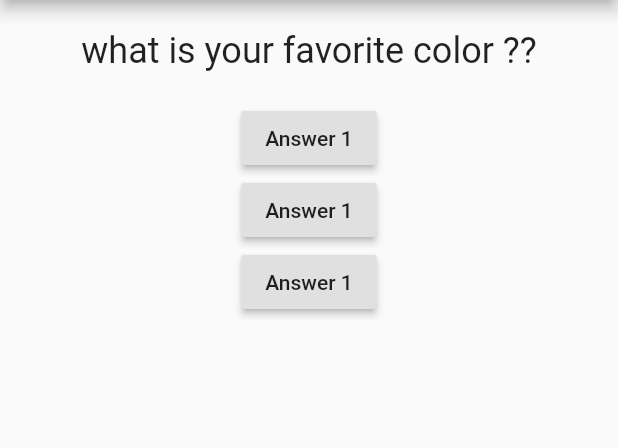
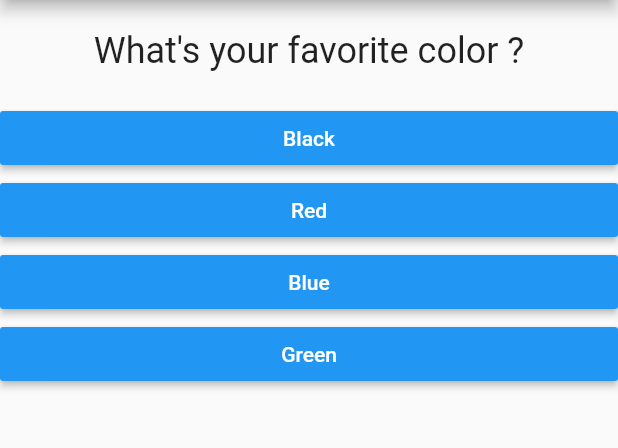
Before and after one commit to kirwa-KO/learn-flutter, a Flutter app: the screen it shows after launch, on a phone screen of 412 x 824 dp, the part 84-532 px from its top. Run offline on Flutter 3.47's test engine with Material 2 defaults, Android fonts, the phone set to English and light mode, and no system bars.

Commit message:
add quiz and result widget

```diff
--- /dev/null
+++ b/lib/Answer.dart
@@ -0,0 +1,21 @@
+import 'package:flutter/material.dart';
+
+class Answer extends StatelessWidget {
+  final Function selectHandler;
+  final String AnswrText;
+
+  Answer(this.selectHandler, this.AnswrText);
+
+  @override
+  Widget build(BuildContext context) {
+    return Container(
+      width: double.infinity,
+      child: RaisedButton(
+        textColor: Colors.white,
+        color: Colors.blue,
+        child: Text(this.AnswrText),
+        onPressed: this.selectHandler,
+      ),
+    );
+  }
+}
--- a/lib/main.dart
+++ b/lib/main.dart
@@ -1,5 +1,6 @@
 import "package:flutter/material.dart";
-import "./question.dart";
+import "./quiz.dart";
+import "./result.dart";
 
 void main() {
   runApp(MyApp());
@@ -14,18 +15,26 @@ class MyApp extends StatefulWidget {
 
 class _MyAppState extends State<MyApp> {
   int _qstIndex = 0;
-  List<String> _qsts = [
-    "what is your favorite color ??",
-    "what is your favorite animal ??",
-    "what is your favorite glass ??",
-    "what is your favorite sport ??",
+  var _qsts = [
+    {
+      "questionText": "What's your favorite color ?",
+      "answers": ["Black", "Red", "Blue", "Green"]
+    },
+    {
+      "questionText": "What's your favorite animal ?",
+      "answers": ["Dog", "Cat", "Snake", "Rabbit"]
+    },
+    {
+      "questionText": "What's your favorite friend ?",
+      "answers": ["Twelve", "Khalid", "Imran", "Motamanyak"]
+    },
   ];
 
   void _answerQuestion() {
     setState(() {
       _qstIndex += 1;
     });
-    print("answer choosenn!!!");
+    // print("answer choosenn!!!");
   }
 
   @override
@@ -36,23 +45,9 @@ class _MyAppState extends State<MyApp> {
       appBar: AppBar(
         title: Text("My first app"),
       ),
-      body: Column(
-        children: [
-          Question(_qsts[_qstIndex]),
-          RaisedButton(
-            child: Text("Answer 1"),
-            onPressed: _answerQuestion,
-          ),
-          RaisedButton(
-            child: Text("Answer 1"),
-            onPressed: _answerQuestion,
-          ),
-          RaisedButton(
-            child: Text("Answer 1"),
-            onPressed: _answerQuestion,
-          ),
-        ],
-      ),
+      body: _qstIndex < _qsts.length
+          ? Quiz(_answerQuestion, _qsts, _qstIndex)
+          : Result(),
     ));
   }
 }
--- /dev/null
+++ b/lib/quiz.dart
@@ -0,0 +1,23 @@
+import 'package:flutter/material.dart';
+import "./question.dart";
+import "./Answer.dart";
+
+class Quiz extends StatelessWidget {
+  final qsts;
+  final qstIndex;
+  final answerQuestion;
+
+  Quiz(this.answerQuestion, this.qsts, this.qstIndex);
+
+  @override
+  Widget build(BuildContext context) {
+    return (Column(
+      children: [
+        Question(qsts[qstIndex]["questionText"]),
+        ...(qsts[qstIndex]['answers'] as List<String>).map((answer) {
+          return Answer(answerQuestion, answer);
+        }).toList()
+      ],
+    ));
+  }
+}
--- /dev/null
+++ b/lib/result.dart
@@ -0,0 +1,10 @@
+import 'package:flutter/material.dart';
+
+class Result extends StatelessWidget {
+  @override
+  Widget build(BuildContext context) {
+    return Center(
+      child: Text("You did it...!!!"),
+    );
+  }
+}
```
